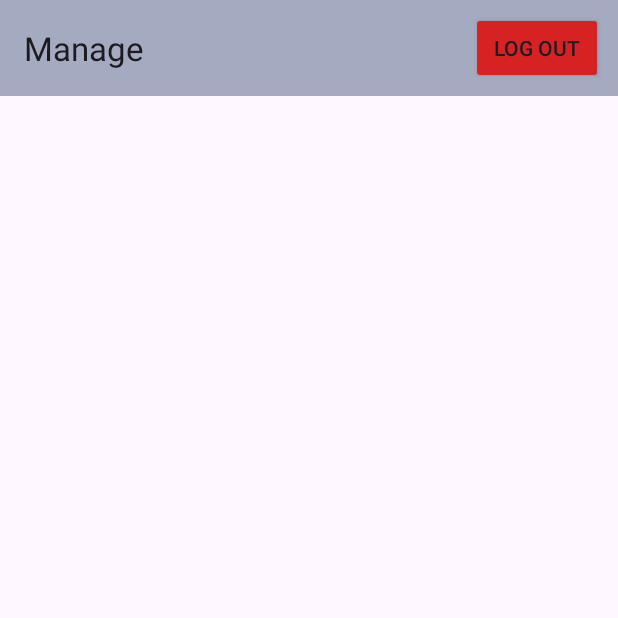
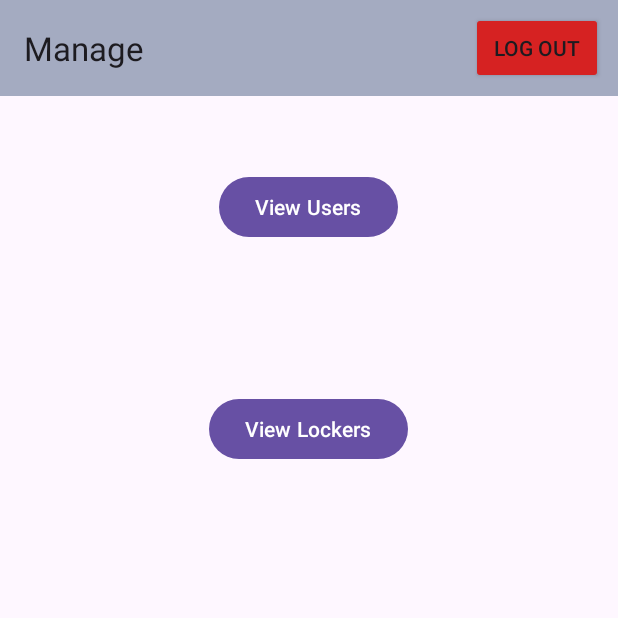
Before and after one commit to COEN-ELEC390/App, an Android app: the ManagerActivity screen opened directly, with no data from a screen before it, on a phone screen of 412 x 824 dp, the top half of it. Run offline under Robolectric (Android 15) with nearby library versions, the phone set to English and light mode, and no system bars; our stand-ins replace Firebase (no records; nobody signed in at launch, a user with empty details on screens opened directly).

Commit message:
managers can now see list of users in their building

```diff
--- a/app/src/main/java/com/example/coen390/ManagerActivity.java
+++ b/app/src/main/java/com/example/coen390/ManagerActivity.java
@@ -4,6 +4,7 @@ import android.content.Intent;
 import android.os.Bundle;
 import android.util.Log;
 import android.view.View;
+import android.widget.Button;
 import android.widget.Toast;
 
 import androidx.annotation.NonNull;
@@ -20,7 +21,12 @@ import com.google.firebase.firestore.FirebaseFirestore;
 import com.google.firebase.firestore.QueryDocumentSnapshot;
 import com.google.firebase.firestore.QuerySnapshot;
 
+import java.util.ArrayList;
+import java.util.List;
+
 public class ManagerActivity extends AppCompatActivity {
+    Button viewUsersButton;
+    User managerUser;
 
     AppCompatButton logoutButton;
     FirebaseUser user;
@@ -32,6 +38,7 @@ public class ManagerActivity extends AppCompatActivity {
         super.onCreate(savedInstanceState);
         setContentView(R.layout.activity_manager);
         logoutButton = findViewById(R.id.logout_button);
+        viewUsersButton = findViewById(R.id.viewUsersButton);
         mAuth = FirebaseAuth.getInstance();
         user = mAuth.getCurrentUser();
         Toast.makeText(this, "Welcome to manager view!", Toast.LENGTH_SHORT).show();
@@ -44,6 +51,8 @@ public class ManagerActivity extends AppCompatActivity {
         else
         {
             //do stuff for authenticated user here
+            managerUser = queryCurrentUserData();
+
         }
         logoutButton.setOnClickListener(new View.OnClickListener() {
             @Override
@@ -54,16 +63,22 @@ public class ManagerActivity extends AppCompatActivity {
                 finish();
             }
         });
+        viewUsersButton.setOnClickListener(new View.OnClickListener() {
+            @Override
+            public void onClick(View v) {
+                manager_user_list userListDialog = new manager_user_list();
+                userListDialog.show(getSupportFragmentManager(), "userListDialog");
+            }
+        });
+
+
     }
 
-    void queryAllBoxesInBuilding()
+
+
+    User queryCurrentUserData()
     {
-        CollectionReference ref = db.collection("users");
-        //ref.whereEqualTo("country", )
-    }
-
-    void queryCurrentUserData()
-    {
+        final User[] loggedInUser = new User[1];
         db.collection("users")
                 .whereEqualTo("uid", user.getUid())
                 .get()
@@ -74,9 +89,21 @@ public class ManagerActivity extends AppCompatActivity {
                             String Role = "";
                             for (QueryDocumentSnapshot document : task.getResult()) {
                                 Log.d("document STUFFFFF", document.getId() + " => " + document.getData());
-                                User userInfo = document.toObject(User.class);
-                                Log.d("userInfo UID", userInfo.getUid());
+                                //User userInfo = document.toObject(User.class);
+                                //Log.d("userInfo UID", userInfo.getUid());
                                 Role = String.valueOf(document.getData().get("role"));
+                                String country =  String.valueOf(document.getData().get("country"));
+                                String province =  String.valueOf(document.getData().get("province"));
+                                String city =  String.valueOf(document.getData().get("city"));
+                                String street =  String.valueOf(document.getData().get("street"));
+                                String address =  String.valueOf(document.getData().get("address"));
+                                String uid =  String.valueOf(document.getData().get("uid"));
+                                String unit =  String.valueOf(document.getData().get("unit"));//not totally necessary for the manager
+                                String firstName =  String.valueOf(document.getData().get("firstName"));
+                                String lastName =  String.valueOf(document.getData().get("lastName"));
+                                String accessCode = null;
+                                String boxNumber = null;
+                                loggedInUser[0] = new User(firstName, lastName, uid, country, province,city, street, address, unit, boxNumber, accessCode, Role);
 
                             }
 
@@ -86,6 +113,7 @@ public class ManagerActivity extends AppCompatActivity {
                         }
                     }
                 });
+        return loggedInUser[0];
 
     }
 }
--- a/app/src/main/res/layout/activity_manager.xml
+++ b/app/src/main/res/layout/activity_manager.xml
@@ -6,6 +6,12 @@
     android:layout_height="match_parent"
     tools:context=".ManagerActivity">
 
+    <LinearLayout
+        android:layout_width="match_parent"
+        android:layout_height="wrap_content"
+        android:orientation="vertical"
+        app:layout_constraintTop_toTopOf="parent"
+        >
     <androidx.appcompat.widget.Toolbar
         android:id="@+id/profileToolbar"
         android:layout_width="match_parent"
@@ -27,4 +33,27 @@
 
         </androidx.appcompat.widget.AppCompatButton>
     </androidx.appcompat.widget.Toolbar>
+        <Button
+            android:layout_width="wrap_content"
+            android:layout_height="wrap_content"
+            android:layout_gravity="center"
+            android:gravity="center"
+            android:text="View Users"
+            android:id="@+id/viewUsersButton"
+            android:layout_margin="50dp">
+
+        </Button>
+        <Button
+            android:layout_width="wrap_content"
+            android:layout_height="wrap_content"
+            android:layout_gravity="center"
+            android:gravity="center"
+            android:text="View Lockers"
+            android:id="@+id/viewLockersButton"
+            android:layout_margin="50dp">
+
+        </Button>
+    </LinearLayout>
+
+
 </androidx.constraintlayout.widget.ConstraintLayout>
```
Also changed, not shown: app/src/main/java/com/example/coen390/Models/User.java (+34 -26 lines), app/src/main/java/com/example/coen390/manager_user_list.java (added, +154 -0 lines), app/src/main/res/layout/fragment_userlist.xml (added, +30 -0 lines).
